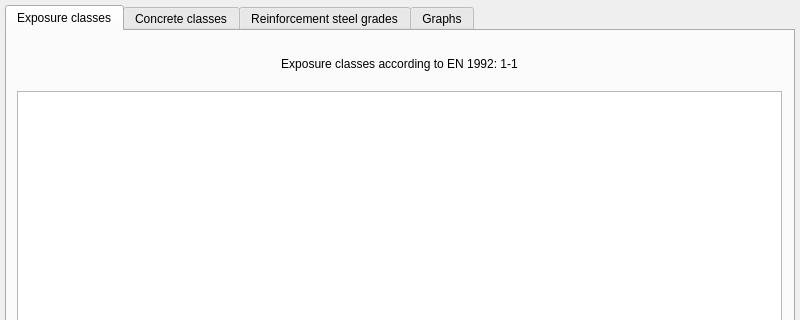
Old version of the form app/designer/dialog.ui in the repository michalkowal66/reinfCalc; both pictures show x 0 to 800 and y 0 to 320 of the 800 by 600 pixel window.
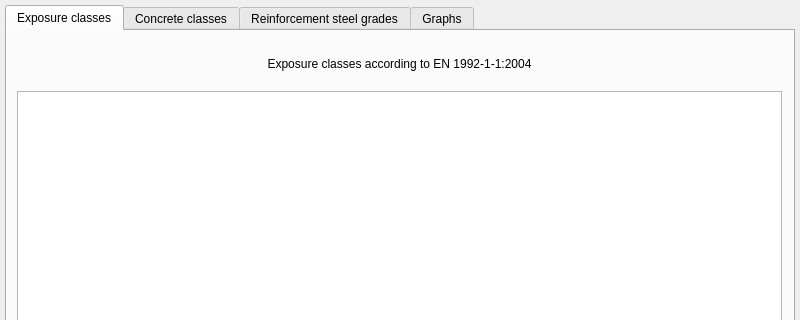
New version of the form.

Commit message: UI template minor changes, fix typos

```diff
--- a/app/designer/dialog.ui
+++ b/app/designer/dialog.ui
@@ -168,7 +168,7 @@
       </rect>
      </property>
      <property name="text">
-      <string>Exposure classes according to EN 1992: 1-1</string>
+      <string>Exposure classes according to EN 1992-1-1:2004</string>
      </property>
      <property name="alignment">
       <set>Qt::AlignCenter</set>
```
Left out of the diff: 2 changed lines with no effect on the pictures. The commit also changes 3 other files.
